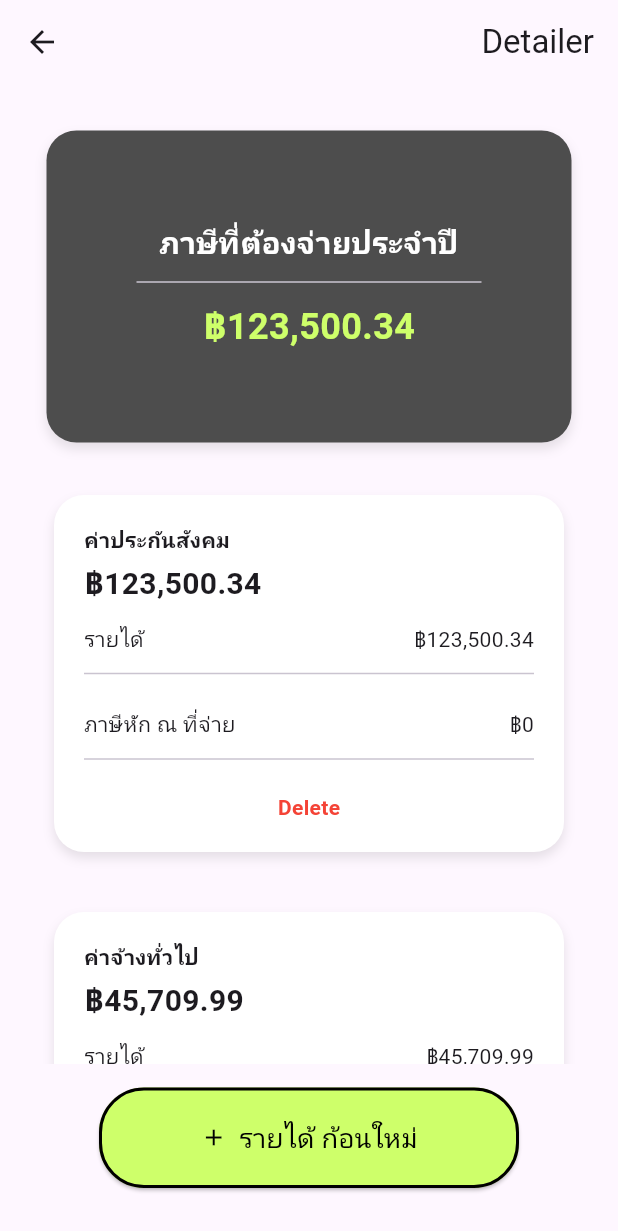
After one commit to SittinonTee/flutter_tax_app, a Flutter app: the Detailer screen opened directly, on a phone screen of 412 x 824 dp. The commit adds this screen. Shown: the top 1231 px of the screen. Run offline on Flutter 3.47's test engine with Material 3 defaults, Android fonts, the phone set to English and light mode, and no system bars.

Commit message:
addDetail

```diff
--- a/lib/Home/Boxcontent.dart
+++ b/lib/Home/Boxcontent.dart
@@ -2,6 +2,7 @@ import 'package:flutter/material.dart';
 import '../Income/incom.dart';
 import 'package:flutter_tax_app/userdatamodel.dart';
 import 'package:provider/provider.dart';
+import 'package:flutter_tax_app/Home/Detail.dart';
 
 class Boxcontent extends StatefulWidget {
   final String user_id;
@@ -68,6 +69,15 @@ class _BoxcontentState extends State<Boxcontent> {
             bottom: 0,
             left: 0,
             right: 0,
+            child: InkWell(
+              onTap: () {
+                Navigator.push(
+                  context,
+                  MaterialPageRoute(
+                    builder: (context) => Detailer(),
+                  ),
+                );
+              },
               child: Container(
                 padding: const EdgeInsets.symmetric(horizontal: 15),
                 height: 70,
@@ -87,7 +97,8 @@ class _BoxcontentState extends State<Boxcontent> {
                     Container(
                       padding: const EdgeInsets.all(8),
                       decoration: BoxDecoration(
-                    color: Colors.black.withOpacity(0.1),
+                        color:
+                            const Color.fromARGB(255, 0, 0, 0).withOpacity(0.1),
                         borderRadius: BorderRadius.circular(12),
                       ),
                       child: Icon(
@@ -128,7 +139,7 @@ class _BoxcontentState extends State<Boxcontent> {
                   ],
                 ),
               ),
-        ),
+            )),
       ],
     );
   }
--- /dev/null
+++ b/lib/Home/Detail.dart
@@ -0,0 +1,207 @@
+import 'package:flutter/material.dart';
+import '../Income/incom.dart';
+import 'package:flutter_tax_app/Login/Login.dart';
+
+class Detailer extends StatefulWidget {
+  const Detailer({super.key});
+
+  @override
+  State<Detailer> createState() => _DetailerState();
+}
+
+class _DetailerState extends State<Detailer> {
+  @override
+  Widget build(BuildContext context) {
+    return Scaffold(
+      appBar: AppBar(
+        title: Align(
+          alignment: Alignment.centerRight,
+          child: Text("Detailer"),
+        ),
+        centerTitle: false,
+      ),
+      body: Padding(
+        padding: EdgeInsets.all(16),
+        child: Column(
+          children: [
+            Expanded(
+              child: ListView(
+                children: [
+                  Boxbalance("ภาษีที่ต้องจ่ายประจำปี", "฿123,500.34"),
+                  paymentCard(
+                    title: "ค่าประกันสังคม",
+                    income: "฿123,500.34",
+                    tax: "฿0",
+                    onDelete: () {},
+                    onDetail: () {},
+                  ),
+                  paymentCard(
+                    title: "ค่าจ้างทั่วไป",
+                    income: "฿45,709.99",
+                    tax: "฿0",
+                    onDelete: () {},
+                    onDetail: () {},
+                  ),
+                ],
+              ),
+            ),
+            const SizedBox(height: 16),
+            btnincome(context, 'รายได้ ก้อนใหม่'),
+            const SizedBox(height: 16), // ช่องว่างเผื่อปุ่มชิดขอบ
+          ],
+        ),
+      ),
+    );
+  }
+}
+
+Widget Boxbalance(String title, String value) {
+  return Container(
+      padding: EdgeInsets.all(60),
+      margin: EdgeInsets.all(15),
+      decoration: BoxDecoration(
+        color: const Color.fromARGB(255, 77, 77, 77),
+        borderRadius: BorderRadius.circular(20),
+        boxShadow: [
+          BoxShadow(
+            color: Colors.black.withOpacity(0.1),
+            blurRadius: 6,
+            offset: Offset(0, 4),
+          )
+        ],
+      ),
+      child: Column(
+        mainAxisAlignment: MainAxisAlignment.spaceAround,
+        children: [
+        Text(
+          title,
+          style: TextStyle(
+              fontSize: 20,
+              fontWeight: FontWeight.bold,
+              color: Color.fromARGB(255, 255, 255, 255)),
+        ),
+
+        Divider(height: 24),  // ขีดเส้น
+
+        Text(
+          value,
+          style: TextStyle(
+              fontSize: 24,
+              fontWeight: FontWeight.bold,
+              color: Color(0xFFceff6a)),
+        ),
+      ]));
+}
+
+Widget paymentCard({
+  required String title,
+  required String income,
+  required String tax,
+  required VoidCallback onDelete,
+  required VoidCallback onDetail,
+}) {
+  return Container(
+    padding: EdgeInsets.all(20),
+    margin: EdgeInsets.all(20),
+    decoration: BoxDecoration(
+      color: const Color.fromARGB(255, 255, 255, 255),
+      borderRadius: BorderRadius.circular(20),
+      boxShadow: [
+        BoxShadow(
+          color: Colors.black.withOpacity(0.1),
+          blurRadius: 6,
+          offset: Offset(0, 4),
+        )
+      ],
+    ),
+    child: Column(
+      crossAxisAlignment: CrossAxisAlignment.start,
+      children: [
+        Text(title,
+            style: TextStyle(fontSize: 14, fontWeight: FontWeight.bold)),
+        SizedBox(height: 4),
+        Text(
+          income,
+          style: TextStyle(fontSize: 20, fontWeight: FontWeight.bold),
+        ),
+
+        SizedBox(height: 12),
+
+        Row(
+          mainAxisAlignment: MainAxisAlignment.spaceBetween,
+          children: [
+            Text("รายได้", style: TextStyle(fontSize: 14)),
+            Text(income, style: TextStyle(fontSize: 14)),
+          ],
+        ),
+        Divider(height: 24), // ขีดเส้น
+
+        SizedBox(height: 12),
+
+        Row(
+          mainAxisAlignment: MainAxisAlignment.spaceBetween,
+          children: [
+            Text("ภาษีหัก ณ ที่จ่าย", style: TextStyle(fontSize: 14)),
+            Text(tax, style: TextStyle(fontSize: 14)),
+          ],
+        ),
+        Divider(height: 24), // ขีดเส้น
+
+        Padding(
+          padding: EdgeInsets.only(top: 10),
+          child: Row(
+            mainAxisAlignment: MainAxisAlignment.center,
+            children: [
+              InkWell(
+                onTap: onDelete,
+                child: Text(
+                  "Delete",
+                  style:
+                      TextStyle(color: Colors.red, fontWeight: FontWeight.bold),
+                ),
+              ),
+            ],
+          ),
+        )
+      ],
+    ),
+  );
+}
+
+Widget btnincome(BuildContext context, String title) {
+  return Center(
+    child: SizedBox(
+        width: double.infinity,
+        child: Container(
+          padding: const EdgeInsets.only(left: 50, right: 50),
+          child: ElevatedButton(
+            onPressed: () {
+              Navigator.push(
+                context,
+                MaterialPageRoute(builder: (context) => const Login()),
+              );
+            },
+            style: ElevatedButton.styleFrom(
+              backgroundColor: const Color(0xFFceff6a),
+              padding: const EdgeInsets.all(20),
+              shape: RoundedRectangleBorder(
+                borderRadius: BorderRadius.circular(30),
+                side: const BorderSide(color: Colors.black, width: 2),
+              ),
+            ),
+            child: Row(
+              mainAxisAlignment: MainAxisAlignment.center,
+              children: [
+                const Icon(Icons.add, color: Color.fromARGB(255, 0, 0, 0)),
+                const SizedBox(width: 8),
+                Text(
+                  title,
+                  style: const TextStyle(
+                      fontSize: 18, color: Color.fromARGB(255, 0, 0, 0)),
+                ),
+              ],
+            ),
+          ),
+        )),
+  );
+}
--- a/lib/Home/Home.dart
+++ b/lib/Home/Home.dart
@@ -439,12 +439,41 @@ class NotificationsPage extends StatelessWidget {
   Widget build(BuildContext context) {
     return const Center(
       child: Text(
-        "Notifications Page",
+        "Notifications Page2303",
         style: TextStyle(fontSize: 24, fontWeight: FontWeight.bold),
       ),
     );
   }
 }
+
+// class NotificationsPage extends StatelessWidget {
+//   const NotificationsPage({super.key});
+
+//   @override
+//   Widget build(BuildContext context) {
+//     return Scaffold(
+//       appBar: AppBar(
+//         actions: [
+//           TextButton(
+//             onPressed: () {
+//               Navigator.pushNamed(context, '/home');
+//             },
+//             child: const Text(
+//               'Home',
+//               style: TextStyle(
+//                 color: Colors.blue,
+//                 fontWeight: FontWeight.bold,
+//               ),
+//             ),
+//           )
+//         ],
+//       ),
+//       body: const Center(
+//         child: Text('Notifications Page'),
+//       ),
+//     );
+//   }
+// }
 
 //----------------------------------------------------------------------------------------------------------------------------------------------
 class ProfilePage extends StatelessWidget {
```
Lines whose indentation alone changed are shown as unchanged.
